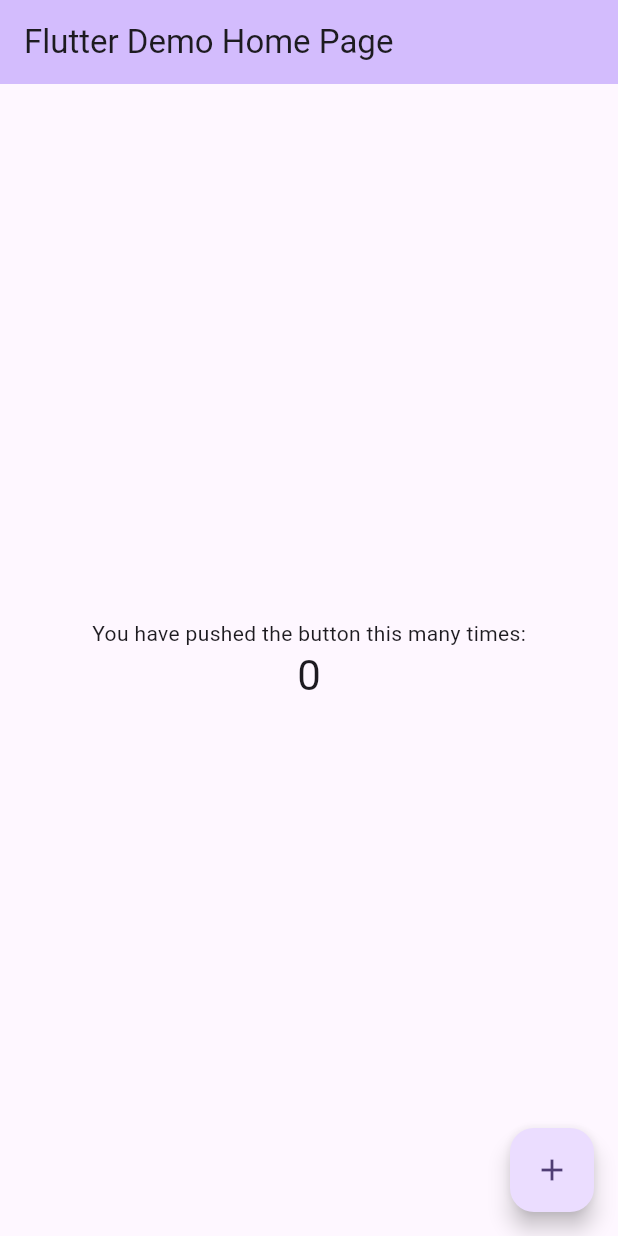
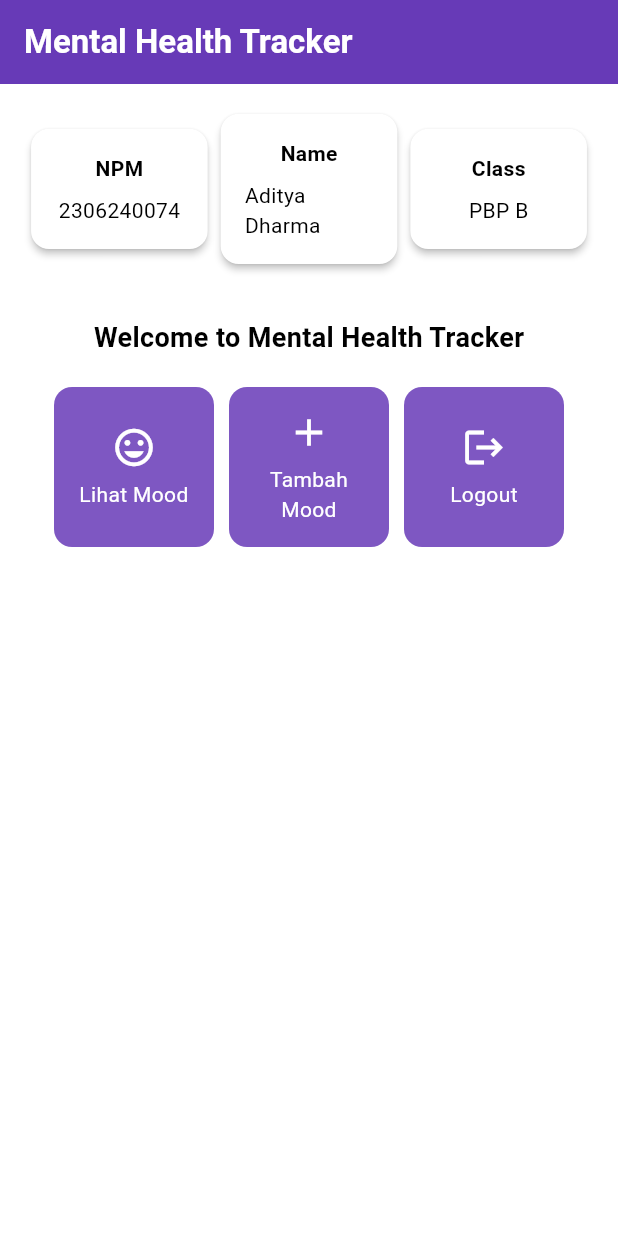
Before and after one commit to adityaxytz/mental-health-tracker-mobile, a Flutter app: the screen it shows after launch, on a phone screen of 412 x 824 dp. Run offline on Flutter 3.47's test engine with Material 3 defaults, Android fonts, the phone set to English and light mode, and no system bars.

Commit message:
Tutorial 6

```diff
--- a/lib/main.dart
+++ b/lib/main.dart
@@ -1,5 +1,6 @@
 import 'package:flutter/material.dart';
-import 'package:mental_health_tracker/menu.dart';
+
+import 'menu.dart';
 
 void main() {
   runApp(const MyApp());
@@ -8,31 +9,17 @@ void main() {
 class MyApp extends StatelessWidget {
   const MyApp({super.key});
 
-  // This widget is the root of your application.
   @override
   Widget build(BuildContext context) {
     return MaterialApp(
       title: 'Flutter Demo',
       theme: ThemeData(
-        // This is the theme of your application.
-        //
-        // TRY THIS: Try running your application with "flutter run". You'll see
-        // the application has a purple toolbar. Then, without quitting the app,
-        // try changing the seedColor in the colorScheme below to Colors.green
-        // and then invoke "hot reload" (save your changes or press the "hot
-        // reload" button in a Flutter-supported IDE, or press "r" if you used
-        // the command line to start the app).
-        //
-        // Notice that the counter didn't reset back to zero; the application
-        // state is not lost during the reload. To reset the state, use hot
-        // restart instead.
-        //
-        // This works for code too, not just values: Most code changes can be
-        // tested with just a hot reload.
-        colorScheme: ColorScheme.fromSeed(seedColor: Colors.deepPurple),
+        colorScheme: ColorScheme.fromSwatch(
+          primarySwatch: Colors.deepPurple,
+        ).copyWith(secondary: Colors.deepPurple[400]),
         useMaterial3: true,
       ),
-      home: const MyHomePage(title: 'Flutter Demo Home Page'),
+      home: MyHomePage(),
     );
   }
 }
--- a/lib/menu.dart
+++ b/lib/menu.dart
@@ -1,89 +1,186 @@
 import 'package:flutter/material.dart';
 
-class MyHomePage extends StatefulWidget {
-  const MyHomePage({super.key, required this.title});
+class MyHomePage extends StatelessWidget {
+  MyHomePage({super.key});
+  final String npm = '2306240074'; // NPM
+  final String name = 'Aditya Dharma'; // Nama
+  final String className = 'PBP B'; // Kelas
 
-  // This widget is the home page of your application. It is stateful, meaning
-  // that it has a State object (defined below) that contains fields that affect
-  // how it looks.
-
-  // This class is the configuration for the state. It holds the values (in this
-  // case the title) provided by the parent (in this case the App widget) and
-  // used by the build method of the State. Fields in a Widget subclass are
-  // always marked "final".
-
-  final String title;
-
-  @override
-  State<MyHomePage> createState() => _MyHomePageState();
-}
-
-class _MyHomePageState extends State<MyHomePage> {
-  int _counter = 0;
-
-  void _incrementCounter() {
-    setState(() {
-      // This call to setState tells the Flutter framework that something has
-      // changed in this State, which causes it to rerun the build method below
-      // so that the display can reflect the updated values. If we changed
-      // _counter without calling setState(), then the build method would not be
-      // called again, and so nothing would appear to happen.
-      _counter++;
-    });
-  }
+  final List<ItemHomepage> items = [
+         ItemHomepage("Lihat Mood", Icons.mood),
+         ItemHomepage("Tambah Mood", Icons.add),
+         ItemHomepage("Logout", Icons.logout),
+     ];
 
   @override
   Widget build(BuildContext context) {
-    // This method is rerun every time setState is called, for instance as done
-    // by the _incrementCounter method above.
-    //
-    // The Flutter framework has been optimized to make rerunning build methods
-    // fast, so that you can just rebuild anything that needs updating rather
-    // than having to individually change instances of widgets.
+    // Scaffold menyediakan struktur dasar halaman dengan AppBar dan body.
     return Scaffold(
+      // AppBar adalah bagian atas halaman yang menampilkan judul.
       appBar: AppBar(
-        // TRY THIS: Try changing the color here to a specific color (to
-        // Colors.amber, perhaps?) and trigger a hot reload to see the AppBar
-        // change color while the other colors stay the same.
-        backgroundColor: Theme.of(context).colorScheme.inversePrimary,
-        // Here we take the value from the MyHomePage object that was created by
-        // the App.build method, and use it to set our appbar title.
-        title: Text(widget.title),
+        // Judul aplikasi "Mental Health Tracker" dengan teks putih dan tebal.
+        title: const Text(
+          'Mental Health Tracker',
+          style: TextStyle(
+            color: Colors.white,
+            fontWeight: FontWeight.bold,
+          ),
+        ),
+        // Warna latar belakang AppBar diambil dari skema warna tema aplikasi.
+        backgroundColor: Theme.of(context).colorScheme.primary,
       ),
-      body: Center(
-        // Center is a layout widget. It takes a single child and positions it
-        // in the middle of the parent.
+      // Body halaman dengan padding di sekelilingnya.
+      body: Padding(
+        padding: const EdgeInsets.all(16.0),
+        // Menyusun widget secara vertikal dalam sebuah kolom.
         child: Column(
-          // Column is also a layout widget. It takes a list of children and
-          // arranges them vertically. By default, it sizes itself to fit its
-          // children horizontally, and tries to be as tall as its parent.
-          //
-          // Column has various properties to control how it sizes itself and
-          // how it positions its children. Here we use mainAxisAlignment to
-          // center the children vertically; the main axis here is the vertical
-          // axis because Columns are vertical (the cross axis would be
-          // horizontal).
-          //
-          // TRY THIS: Invoke "debug painting" (choose the "Toggle Debug Paint"
-          // action in the IDE, or press "p" in the console), to see the
-          // wireframe for each widget.
-          mainAxisAlignment: MainAxisAlignment.center,
-          children: <Widget>[
-            const Text(
-              'You have pushed the button this many times:',
+          crossAxisAlignment: CrossAxisAlignment.center,
+          children: [
+            // Row untuk menampilkan 3 InfoCard secara horizontal.
+            Row(
+              mainAxisAlignment: MainAxisAlignment.spaceEvenly,
+              children: [
+                InfoCard(title: 'NPM', content: npm),
+                InfoCard(title: 'Name', content: name),
+                InfoCard(title: 'Class', content: className),
+              ],
             ),
-            Text(
-              '$_counter',
-              style: Theme.of(context).textTheme.headlineMedium,
+
+            // Memberikan jarak vertikal 16 unit.
+            const SizedBox(height: 16.0),
+
+            // Menempatkan widget berikutnya di tengah halaman.
+            Center(
+              child: Column(
+                // Menyusun teks dan grid item secara vertikal.
+
+                children: [
+                  // Menampilkan teks sambutan dengan gaya tebal dan ukuran 18.
+                  const Padding(
+                    padding: EdgeInsets.only(top: 16.0),
+                    child: Text(
+                      'Welcome to Mental Health Tracker',
+                      style: TextStyle(
+                        fontWeight: FontWeight.bold,
+                        fontSize: 18.0,
+                      ),
+                    ),
+                  ),
+
+                  // Grid untuk menampilkan ItemCard dalam bentuk grid 3 kolom.
+                  GridView.count(
+                    primary: true,
+                    padding: const EdgeInsets.all(20),
+                    crossAxisSpacing: 10,
+                    mainAxisSpacing: 10,
+                    crossAxisCount: 3,
+                    // Agar grid menyesuaikan tinggi kontennya.
+                    shrinkWrap: true,
+
+                    // Menampilkan ItemCard untuk setiap item dalam list items.
+                    children: items.map((ItemHomepage item) {
+                      return ItemCard(item);
+                    }).toList(),
+                  ),
+                ],
+              ),
             ),
           ],
         ),
       ),
-      floatingActionButton: FloatingActionButton(
-        onPressed: _incrementCounter,
-        tooltip: 'Increment',
-        child: const Icon(Icons.add),
-      ), // This trailing comma makes auto-formatting nicer for build methods.
     );
   }
 }
+
+class InfoCard extends StatelessWidget {
+  // Kartu informasi yang menampilkan title dan content.
+
+  final String title;  // Judul kartu.
+  final String content;  // Isi kartu.
+
+  const InfoCard({super.key, required this.title, required this.content});
+
+  @override
+  Widget build(BuildContext context) {
+    return Card(
+      // Membuat kotak kartu dengan bayangan dibawahnya.
+      elevation: 2.0,
+      child: Container(
+        // Mengatur ukuran dan jarak di dalam kartu.
+        width: MediaQuery.of(context).size.width / 3.5, // menyesuaikan dengan lebar device yang digunakan.
+        padding: const EdgeInsets.all(16.0),
+        // Menyusun title dan content secara vertikal.
+        child: Column(
+          children: [
+            Text(
+              title,
+              style: const TextStyle(fontWeight: FontWeight.bold),
+            ),
+            const SizedBox(height: 8.0),
+            Text(content),
+          ],
+        ),
+      ),
+    );
+  }
+}
+
+class ItemHomepage {
+  final String name;
+  final IconData icon;
+
+  ItemHomepage(this.name, this.icon);
+}
+
+class ItemCard extends StatelessWidget {
+  // Menampilkan kartu dengan ikon dan nama.
+
+  final ItemHomepage item;
+
+  const ItemCard(this.item, {super.key});
+
+  @override
+  Widget build(BuildContext context) {
+    return Material(
+      // Menentukan warna latar belakang dari tema aplikasi.
+      color: Theme.of(context).colorScheme.secondary,
+      // Membuat sudut kartu melengkung.
+      borderRadius: BorderRadius.circular(12),
+
+      child: InkWell(
+        // Aksi ketika kartu ditekan.
+        onTap: () {
+          // Menampilkan pesan SnackBar saat kartu ditekan.
+          ScaffoldMessenger.of(context)
+            ..hideCurrentSnackBar()
+            ..showSnackBar(
+              SnackBar(content: Text("Kamu telah menekan tombol ${item.name}!"))
+            );
+        },
+        // Container untuk menyimpan Icon dan Text
+        child: Container(
+          padding: const EdgeInsets.all(8),
+          child: Center(
+            child: Column(
+              // Menyusun ikon dan teks di tengah kartu.
+              mainAxisAlignment: MainAxisAlignment.center,
+              children: [
+                Icon(
+                  item.icon,
+                  color: Colors.white,
+                  size: 30.0,
+                ),
+                const Padding(padding: EdgeInsets.all(3)),
+                Text(
+                  item.name,
+                  textAlign: TextAlign.center,
+                  style: const TextStyle(color: Colors.white),
+                ),
+              ],
+            ),
+          ),
+        ),
+      ),
+    );
+  }
+}
```
